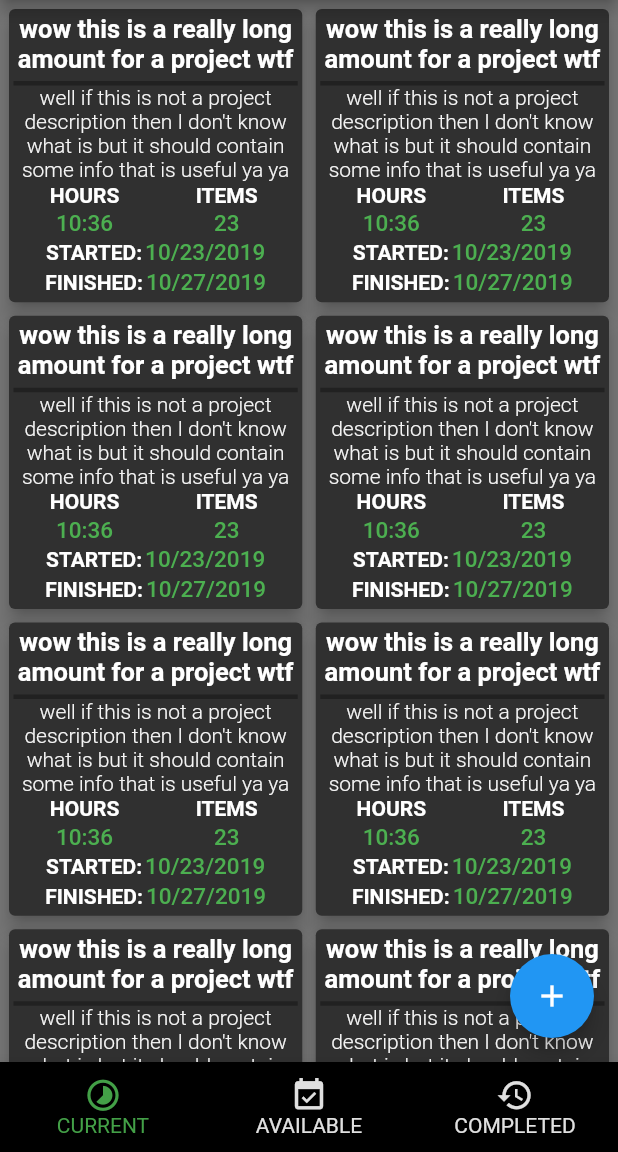
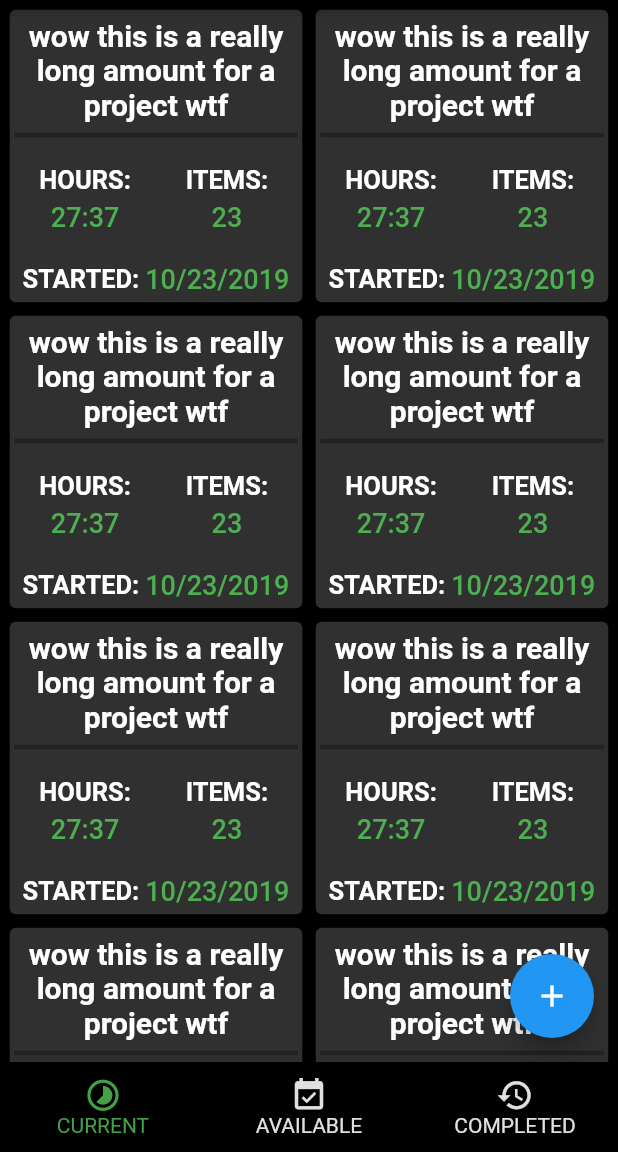
Before and after one commit to pientknk/time_manager, a Flutter app: the screen it shows after launch, on a phone screen of 412 x 824 dp, the part 84-1236 px from its top. Run offline on Flutter 3.47's test engine with Material 2 defaults, Android fonts, the phone set to English and light mode, and no system bars; drawn by our look-alikes of auto_size_text.

Commit message:
added an alternate card version to show less info, but have it be larger
added an alternate card version to show less info, but have it be larger

```diff
--- a/lib/tab_pages.dart
+++ b/lib/tab_pages.dart
@@ -179,13 +179,13 @@ class _CurrentProjectsTabState extends State<CurrentProjectsTab> {
   //eventually i will care that we are loading all cards right away, need to update to load a set number and then add more dynamically
   Widget _buildProjectCards() {
     return Container(
-      color: Colors.grey[600],
+      color: Colors.black,
       child: SafeArea(
         top: true,
         bottom: true,
         child: GridView.builder(
           itemCount: _projectCards.length,
-          padding: const EdgeInsets.all(3.5),
+          padding: const EdgeInsets.all(4),
           gridDelegate: SliverGridDelegateWithFixedCrossAxisCount(
             crossAxisCount: 2,
             crossAxisSpacing: 4,
--- a/lib/widgets.dart
+++ b/lib/widgets.dart
@@ -42,10 +42,6 @@ class _HomePageWidgetState extends State<HomePageWidget> with TickerProviderStat
   }
 
   static Widget _getCurrentProjectsTab(){
-//    return HomeTabPage(
-//      containerColor: Colors.white,
-//      containerPadding: const EdgeInsets.all(10),
-//    );
     return CurrentProjectsTab();
   }
 
@@ -300,6 +296,34 @@ class _ProjectCardState extends State<ProjectCard> {
     );
   }
 
+  Widget _buildProjectName2(){
+    return Expanded(
+      flex: 1,
+      child: Container(
+        padding: const EdgeInsets.only(bottom: 5),
+        decoration: BoxDecoration(
+        border: Border(
+          bottom: BorderSide(color: Colors.grey[900], width: 3)
+          )
+        ),
+        child: Center(
+          child: AutoSizeText('wow this is a really long amount for a project wtf',
+            style: TextStyle(
+              fontSize: 20,
+              fontWeight: FontWeight.bold,
+              color: Colors.white,
+            ),
+            maxLines: 3,
+            minFontSize: 16,
+            textAlign: TextAlign.center,
+            semanticsLabel: 'n/a',
+            overflow: TextOverflow.ellipsis,
+          ),
+        )
+      )
+    );
+  }
+
   //longest project description allowed: 120 chars
   Widget _buildProjectDescription(){
     return Expanded(
@@ -320,6 +344,104 @@ class _ProjectCardState extends State<ProjectCard> {
           ),
           Expanded(
             child: _buildProjectColumn('Items', '23'),
+          ),
+        ],
+      ),
+    );
+  }
+
+  Widget _buildHoursAndWorkItemsColumn2(){
+    return Expanded(
+      child: Row(
+        mainAxisAlignment: MainAxisAlignment.start,
+        mainAxisSize: MainAxisSize.min,
+        textDirection: TextDirection.ltr,
+        children: <Widget>[
+          Expanded(
+            child: Column(
+              mainAxisAlignment: MainAxisAlignment.start,
+              verticalDirection: VerticalDirection.down,
+              mainAxisSize: MainAxisSize.min,
+              crossAxisAlignment: CrossAxisAlignment.center,
+              children: <Widget>[
+                Flex(
+                  direction: Axis.vertical,
+                  children: <Widget>[
+                    Container(
+                      padding: const EdgeInsets.all(2),
+                      child: AutoSizeText('HOURS:',
+                        style: TextStyle(
+                          fontSize: 17,
+                          fontWeight: FontWeight.w600,
+                          color: Colors.white,
+                        ),
+                        minFontSize: 13,
+                        maxLines: 1,
+                        semanticsLabel: 'n/a',
+                        overflow: TextOverflow.ellipsis,
+                      ),
+                    ),
+                    Container(
+                      padding: const EdgeInsets.all(2),
+                      child: AutoSizeText('27:37',
+                        style: TextStyle(
+                          fontSize: 18,
+                          fontWeight: FontWeight.w500,
+                          color: Colors.green,
+                        ),
+                        maxLines: 1,
+                        minFontSize: 14,
+                        semanticsLabel: 'n/a',
+                        overflow: TextOverflow.ellipsis,
+                      ),
+                    )
+                  ],
+                )
+              ],
+            ),
+          ),
+          Expanded(
+            child: Column(
+              mainAxisAlignment: MainAxisAlignment.start,
+              verticalDirection: VerticalDirection.down,
+              mainAxisSize: MainAxisSize.min,
+              crossAxisAlignment: CrossAxisAlignment.center,
+              children: <Widget>[
+                Flex(
+                  direction: Axis.vertical,
+                  children: <Widget>[
+                    Container(
+                      padding: const EdgeInsets.all(2),
+                      child: AutoSizeText('ITEMS:',
+                        style: TextStyle(
+                          fontSize: 17,
+                          fontWeight: FontWeight.w600,
+                          color: Colors.white,
+                        ),
+                        minFontSize: 13,
+                        maxLines: 1,
+                        semanticsLabel: 'n/a',
+                        overflow: TextOverflow.ellipsis,
+                      ),
+                    ),
+                    Container(
+                      padding: const EdgeInsets.all(2),
+                      child: AutoSizeText('23',
+                        style: TextStyle(
+                          fontSize: 18,
+                          fontWeight: FontWeight.w500,
+                          color: Colors.green,
+                        ),
+                        maxLines: 1,
+                        minFontSize: 14,
+                        semanticsLabel: 'n/a',
+                        overflow: TextOverflow.ellipsis,
+                      ),
+                    )
+                  ],
+                )
+              ],
+            ),
           ),
         ],
       ),
@@ -359,6 +481,65 @@ class _ProjectCardState extends State<ProjectCard> {
     );
   }
 
+  Widget _buildProjectRow2(){
+    return Row(
+      mainAxisAlignment: MainAxisAlignment.center,
+      children: <Widget>[
+        Flex(
+          direction: Axis.horizontal,
+          children: <Widget>[
+            Container(
+              padding: const EdgeInsets.all(2),
+              child: AutoSizeText('STARTED:',
+                style: TextStyle(
+                  fontSize: 17,
+                  fontWeight: FontWeight.w600,
+                  color: Colors.white,
+                ),
+                minFontSize: 13,
+                maxLines: 1,
+                semanticsLabel: 'n/a',
+                overflow: TextOverflow.ellipsis,
+              ),
+            ),
+            Container(
+              padding: const EdgeInsets.all(2),
+              child: AutoSizeText('10/23/2019',
+                style: TextStyle(
+                  fontSize: 18,
+                  fontWeight: FontWeight.w500,
+                  color: Colors.green,
+                ),
+                maxLines: 1,
+                minFontSize: 14,
+                semanticsLabel: 'n/a',
+                overflow: TextOverflow.ellipsis,
+              ),
+            )
+          ],
+        )
+      ],
+    );
+  }
+
+  List<Widget> _getCard1(){
+    return [
+      _buildProjectName(),
+      _buildProjectDescription(),
+      _buildHoursAndWorkItemsColumn(),
+      _buildProjectRow('Started', veryShortDateFormat(DateTime(2019, 10, 23))),
+      _buildProjectRow('Finished', veryShortDateFormat(DateTime(2019, 10, 27))),
+    ];
+  }
+
+  List<Widget> _getCard2(){
+    return [
+      _buildProjectName2(),
+      _buildHoursAndWorkItemsColumn2(),
+      _buildProjectRow2(),
+    ];
+  }
+
   Widget _buildCard(){
     return Flex(
       direction: Axis.vertical,
@@ -370,13 +551,7 @@ class _ProjectCardState extends State<ProjectCard> {
               mainAxisAlignment: MainAxisAlignment.start,
               verticalDirection: VerticalDirection.down,
               mainAxisSize: MainAxisSize.min,
-              children: <Widget>[
-                _buildProjectName(),
-                _buildProjectDescription(),
-                _buildHoursAndWorkItemsColumn(),
-                _buildProjectRow('Started', veryShortDateFormat(DateTime(2019, 10, 23))),
-                _buildProjectRow('Finished', veryShortDateFormat(DateTime(2019, 10, 27))),
-              ],
+              children: _getCard2(),
             ),
           )
         )
```
